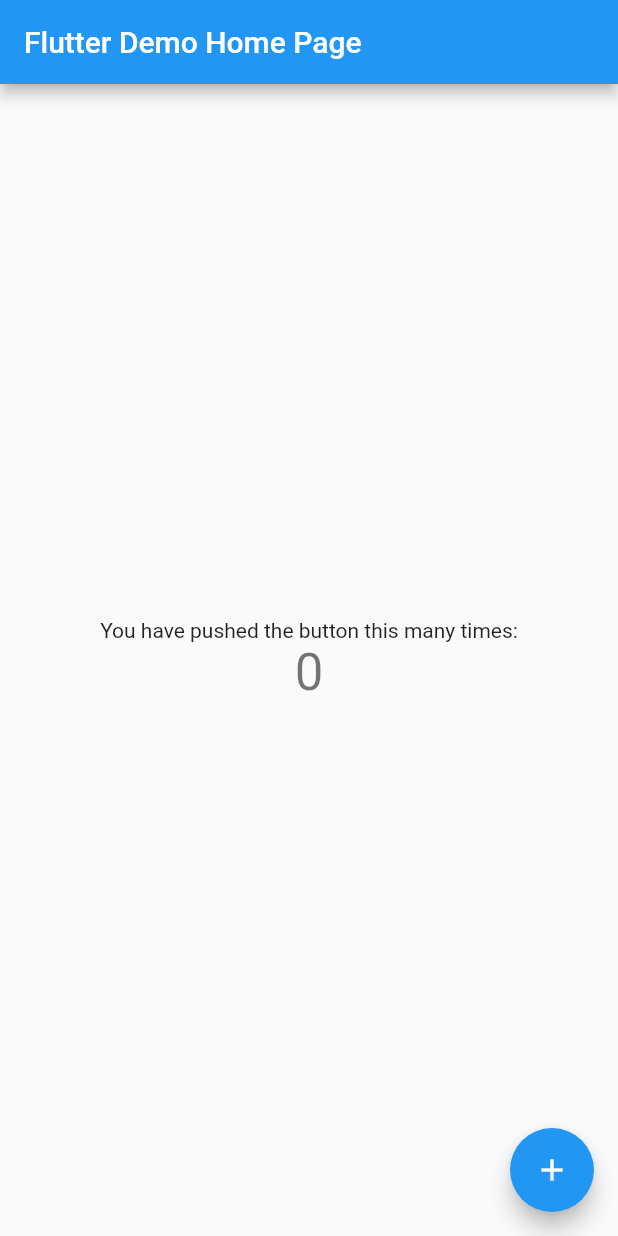
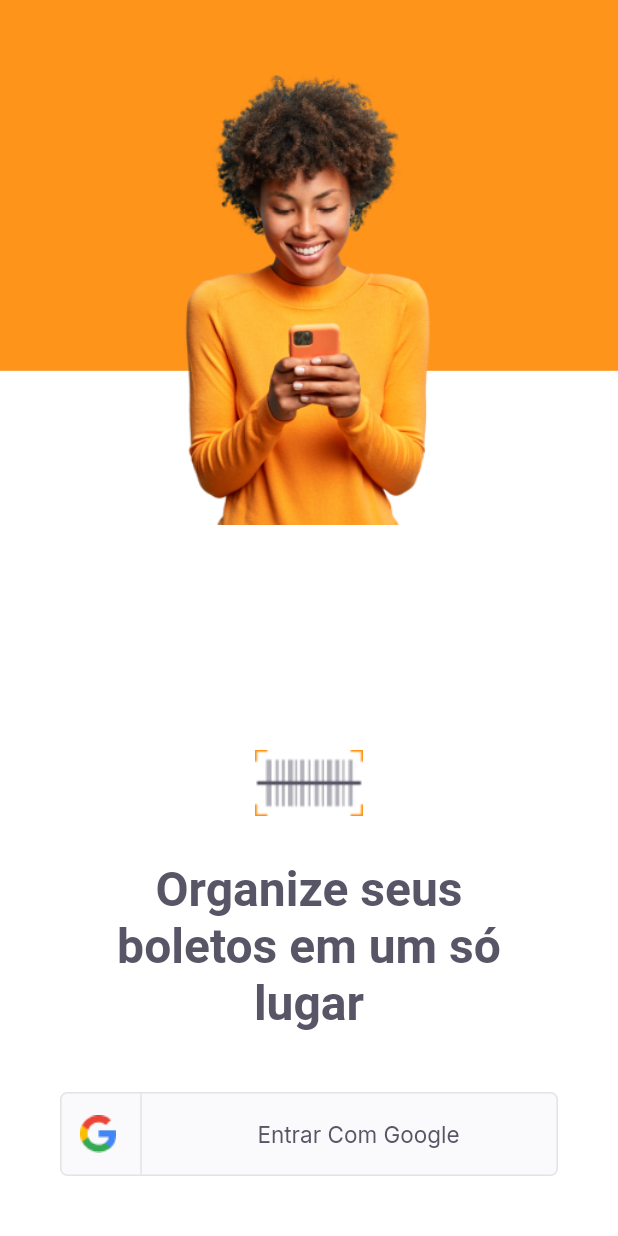
Before and after one commit to miguelhp373/NLWTogether_Trilha_Flutter, a Flutter app: the screen it shows after launch, on a phone screen of 412 x 824 dp. Run offline on Flutter 3.47's test engine with Material 2 defaults, Android fonts, the phone set to English and light mode, and no system bars; our stand-ins replace google_fonts.

Commit message:
Dia 2 - Completo
- Foi criado a splash page
- login page
- tema

```diff
--- a/payflow/lib/main.dart
+++ b/payflow/lib/main.dart
@@ -1,113 +1,22 @@
 import 'package:flutter/material.dart';
+import 'package:payflow/modules/login/login_page.dart';
+import 'package:payflow/modules/splash/splash_page.dart';
+import 'package:payflow/shared/themes/app_colors.dart';
 
 void main() {
-  runApp(MyApp());
+  runApp(AppWidget());
 }
 
-class MyApp extends StatelessWidget {
-  // This widget is the root of your application.
+class AppWidget extends StatelessWidget {
   @override
   Widget build(BuildContext context) {
     return MaterialApp(
-      title: 'Flutter Demo',
+      debugShowCheckedModeBanner: false,
+      title: 'PayFlow',
       theme: ThemeData(
-        // This is the theme of your application.
-        //
-        // Try running your application with "flutter run". You'll see the
-        // application has a blue toolbar. Then, without quitting the app, try
-        // changing the primarySwatch below to Colors.green and then invoke
-        // "hot reload" (press "r" in the console where you ran "flutter run",
-        // or simply save your changes to "hot reload" in a Flutter IDE).
-        // Notice that the counter didn't reset back to zero; the application
-        // is not restarted.
-        primarySwatch: Colors.blue,
+        primaryColor: AppColors.primary,
       ),
-      home: MyHomePage(title: 'Flutter Demo Home Page'),
+      home: LoginPage(),
     );
   }
 }
-
-class MyHomePage extends StatefulWidget {
-  MyHomePage({Key? key, required this.title}) : super(key: key);
-
-  // This widget is the home page of your application. It is stateful, meaning
-  // that it has a State object (defined below) that contains fields that affect
-  // how it looks.
-
-  // This class is the configuration for the state. It holds the values (in this
-  // case the title) provided by the parent (in this case the App widget) and
-  // used by the build method of the State. Fields in a Widget subclass are
-  // always marked "final".
-
-  final String title;
-
-  @override
-  _MyHomePageState createState() => _MyHomePageState();
-}
-
-class _MyHomePageState extends State<MyHomePage> {
-  int _counter = 0;
-
-  void _incrementCounter() {
-    setState(() {
-      // This call to setState tells the Flutter framework that something has
-      // changed in this State, which causes it to rerun the build method below
-      // so that the display can reflect the updated values. If we changed
-      // _counter without calling setState(), then the build method would not be
-      // called again, and so nothing would appear to happen.
-      _counter++;
-    });
-  }
-
-  @override
-  Widget build(BuildContext context) {
-    // This method is rerun every time setState is called, for instance as done
-    // by the _incrementCounter method above.
-    //
-    // The Flutter framework has been optimized to make rerunning build methods
-    // fast, so that you can just rebuild anything that needs updating rather
-    // than having to individually change instances of widgets.
-    return Scaffold(
-      appBar: AppBar(
-        // Here we take the value from the MyHomePage object that was created by
-        // the App.build method, and use it to set our appbar title.
-        title: Text(widget.title),
-      ),
-      body: Center(
-        // Center is a layout widget. It takes a single child and positions it
-        // in the middle of the parent.
-        child: Column(
-          // Column is also a layout widget. It takes a list of children and
-          // arranges them vertically. By default, it sizes itself to fit its
-          // children horizontally, and tries to be as tall as its parent.
-          //
-          // Invoke "debug painting" (press "p" in the console, choose the
-          // "Toggle Debug Paint" action from the Flutter Inspector in Android
-          // Studio, or the "Toggle Debug Paint" command in Visual Studio Code)
-          // to see the wireframe for each widget.
-          //
-          // Column has various properties to control how it sizes itself and
-          // how it positions its children. Here we use mainAxisAlignment to
-          // center the children vertically; the main axis here is the vertical
-          // axis because Columns are vertical (the cross axis would be
-          // horizontal).
-          mainAxisAlignment: MainAxisAlignment.center,
-          children: <Widget>[
-            Text(
-              'You have pushed the button this many times:',
-            ),
-            Text(
-              '$_counter',
-              style: Theme.of(context).textTheme.headline4,
-            ),
-          ],
-        ),
-      ),
-      floatingActionButton: FloatingActionButton(
-        onPressed: _incrementCounter,
-        tooltip: 'Increment',
-        child: Icon(Icons.add),
-      ), // This trailing comma makes auto-formatting nicer for build methods.
-    );
-  }
-}
--- /dev/null
+++ b/payflow/lib/modules/login/login_page.dart
@@ -0,0 +1,72 @@
+import 'package:flutter/material.dart';
+import 'package:payflow/shared/themes/app_colors.dart';
+import 'package:payflow/shared/themes/app_images.dart';
+import 'package:payflow/shared/themes/app_text_styles.dart';
+import 'package:payflow/shared/widgets/social_login/social_login_button.dart';
+
+class LoginPage extends StatefulWidget {
+  const LoginPage({Key? key}) : super(key: key);
+
+  @override
+  _LoginPageState createState() => _LoginPageState();
+}
+
+class _LoginPageState extends State<LoginPage> {
+  @override
+  Widget build(BuildContext context) {
+    final size = MediaQuery.of(context).size;
+    return Scaffold(
+        backgroundColor: AppColors.background,
+        body: Container(
+          width: size.width,
+          height: size.height,
+          child: Stack(
+            children: [
+              Container(
+                width: size.width,
+                height: size.height * 0.30,
+                color: AppColors.primary,
+              ),
+              Positioned(
+                  top: 50,
+                  left: 0,
+                  right: 0,
+                  child: Image.asset(
+                    AppImages.person,
+                    width: 208,
+                    height: 300,
+                  )),
+              Positioned(
+                bottom: 40,
+                left: 0,
+                right: 0,
+                child: Column(
+                  mainAxisAlignment: MainAxisAlignment.center,
+                  crossAxisAlignment: CrossAxisAlignment.center,
+                  children: [
+                    Image.asset(AppImages.logomini),
+                    Padding(
+                      padding:
+                          const EdgeInsets.only(top: 30, left: 70, right: 70),
+                      child: Text(
+                        "Organize seus boletos em um só lugar",
+                        textAlign: TextAlign.center,
+                        style: TextStyles.titleHome,
+                      ),
+                    ),
+                    Padding(
+                        padding:
+                            const EdgeInsets.only(left: 40, right: 40, top: 40),
+                        child: SocialLoginButton(
+                          onTap: () {
+                            print('Clicou');
+                          },
+                        ))
+                  ],
+                ),
+              )
+            ],
+          ),
+        ));
+  }
+}
--- /dev/null
+++ b/payflow/lib/shared/themes/app_colors.dart
@@ -0,0 +1,12 @@
+import 'package:flutter/material.dart';
+
+class AppColors {
+  static final primary = Color(0xFFFF941A);
+  static final grey = Color(0xFF585666);
+  static final delete = Color(0xFFE83F5B);
+  static final heading = Color(0xFF585666);
+  static final body = Color(0xFF706E7A);
+  static final stroke = Color(0xFFE3E3E6);
+  static final shape = Color(0xFFFAFAFC);
+  static final background = Color(0xFFFFFFFF);
+}
--- /dev/null
+++ b/payflow/lib/shared/themes/app_images.dart
@@ -0,0 +1,10 @@
+// ignore: unused_import
+import 'package:flutter/material.dart';
+
+class AppImages {
+  static const logoFull = "assets/images/logofull.png";
+  static const logomini = "assets/images/logomini.png";
+  static const union = "assets/images/union.png";
+  static const person = "assets/images/person.png";
+  static const google = "assets/images/google.png";
+}
--- /dev/null
+++ b/payflow/lib/shared/themes/app_text_styles.dart
@@ -0,0 +1,111 @@
+import 'package:flutter/material.dart';
+import 'package:google_fonts/google_fonts.dart';
+import 'package:payflow/shared/themes/app_colors.dart';
+
+class TextStyles {
+  static final titleHome = GoogleFonts.lexendDeca(
+    fontSize: 32,
+    fontWeight: FontWeight.w600,
+    color: AppColors.heading,
+  );
+  static final titleRegular = GoogleFonts.lexendDeca(
+    fontSize: 20,
+    fontWeight: FontWeight.w400,
+    color: AppColors.heading,
+  );
+  static final titleBoldHeading = GoogleFonts.lexendDeca(
+    fontSize: 20,
+    fontWeight: FontWeight.w600,
+    color: AppColors.heading,
+  );
+  static final titleBoldBackground = GoogleFonts.lexendDeca(
+    fontSize: 20,
+    fontWeight: FontWeight.w600,
+    color: AppColors.background,
+  );
+  static final titleListTile = GoogleFonts.lexendDeca(
+    fontSize: 17,
+    fontWeight: FontWeight.w600,
+    color: AppColors.heading,
+  );
+  static final trailingRegular = GoogleFonts.lexendDeca(
+    fontSize: 16,
+    fontWeight: FontWeight.w400,
+    color: AppColors.heading,
+  );
+  static final trailingBold = GoogleFonts.lexendDeca(
+    fontSize: 16,
+    fontWeight: FontWeight.w600,
+    color: AppColors.heading,
+  );
+  static final buttonPrimary = GoogleFonts.inter(
+    fontSize: 15,
+    fontWeight: FontWeight.w400,
+    color: AppColors.primary,
+  );
+  static final buttonHeading = GoogleFonts.inter(
+    fontSize: 15,
+    fontWeight: FontWeight.w400,
+    color: AppColors.heading,
+  );
+  static final buttonGray = GoogleFonts.inter(
+    fontSize: 15,
+    fontWeight: FontWeight.w400,
+    color: AppColors.grey,
+  );
+  static final buttonBackground = GoogleFonts.inter(
+    fontSize: 15,
+    fontWeight: FontWeight.w400,
+    color: AppColors.background,
+  );
+  static final buttonBoldPrimary = GoogleFonts.inter(
+    fontSize: 15,
+    fontWeight: FontWeight.w700,
+    color: AppColors.primary,
+  );
+  static final buttonBoldHeading = GoogleFonts.inter(
+    fontSize: 15,
+    fontWeight: FontWeight.w700,
+    color: AppColors.heading,
+  );
+  static final buttonBoldGray = GoogleFonts.inter(
+    fontSize: 15,
+    fontWeight: FontWeight.w700,
+    color: AppColors.grey,
+  );
+  static final buttonBoldBackground = GoogleFonts.inter(
+    fontSize: 15,
+    fontWeight: FontWeight.w700,
+    color: AppColors.background,
+  );
+  static final captionBackground = GoogleFonts.lexendDeca(
+    fontSize: 13,
+    fontWeight: FontWeight.w400,
+    color: AppColors.background,
+  );
+  static final captionShape = GoogleFonts.lexendDeca(
+    fontSize: 13,
+    fontWeight: FontWeight.w400,
+    color: AppColors.shape,
+  );
+  static final captionBody = GoogleFonts.lexendDeca(
+    fontSize: 13,
+    fontWeight: FontWeight.w400,
+    color: AppColors.body,
+  );
+  static final captionBoldBackground = GoogleFonts.lexendDeca(
+    fontSize: 13,
+    fontWeight: FontWeight.w600,
+    color: AppColors.background,
+  );
+  static final captionBoldShape = GoogleFonts.lexendDeca(
+    fontSize: 13,
+    fontWeight: FontWeight.w600,
+    color: AppColors.shape,
+  );
+  static final captionBoldBody = GoogleFonts.lexendDeca(
+    fontSize: 13,
+    fontWeight: FontWeight.w600,
+    color: AppColors.body,
+  );
+}
--- /dev/null
+++ b/payflow/lib/shared/widgets/social_login/social_login_button.dart
@@ -0,0 +1,54 @@
+import 'package:flutter/material.dart';
+import 'package:payflow/shared/themes/app_colors.dart';
+import 'package:payflow/shared/themes/app_images.dart';
+import 'package:payflow/shared/themes/app_text_styles.dart';
+
+class SocialLoginButton extends StatelessWidget {
+  final VoidCallback onTap;
+  const SocialLoginButton({Key? key, required this.onTap}) : super(key: key);
+
+  @override
+  Widget build(BuildContext context) {
+    return InkWell(
+      onTap: onTap,
+      child: Container(
+        height: 56,
+        decoration: BoxDecoration(
+            color: AppColors.shape,
+            borderRadius: BorderRadius.circular(5),
+            border: Border.fromBorderSide(BorderSide(color: AppColors.stroke))),
+        child: Row(
+          children: [
+            Expanded(
+                child: Row(
+              mainAxisAlignment: MainAxisAlignment.center,
+              children: [
+                Image.asset(AppImages.google),
+                SizedBox(
+                  width: 16,
+                ),
+                Container(
+                  height: 56,
+                  width: 1,
+                  color: AppColors.stroke,
+                )
+              ],
+            )),
+            Expanded(
+              flex: 4,
+              child: Row(
+                mainAxisAlignment: MainAxisAlignment.center,
+                children: [
+                  Text(
+                    "Entrar Com Google",
+                    style: TextStyles.buttonGray,
+                  ),
+                ],
+              ),
+            ),
+          ],
+        ),
+      ),
+    );
+  }
+}
--- a/payflow/pubspec.yaml
+++ b/payflow/pubspec.yaml
@@ -28,6 +28,7 @@ dependencies:
   # The following adds the Cupertino Icons font to your application.
   # Use with the CupertinoIcons class for iOS style icons.
   cupertino_icons: ^1.0.2
+  google_fonts: ^2.1.0
 
 dev_dependencies:
   flutter_test:
@@ -43,6 +44,11 @@ flutter:
   # included with your application, so that you can use the icons in
   # the material Icons class.
   uses-material-design: true
+
+
+
+  assets:
+    - assets/images/
 
   # To add assets to your application, add an assets section, like this:
   # assets:
```
Also changed, not shown: payflow/lib/modules/home/home_page.dart (added, +14 -0 lines), payflow/lib/modules/splash/splash_page.dart (added, +24 -0 lines), payflow/assets/images/google.png (added), payflow/assets/images/logofull.png (added), payflow/assets/images/logomini.png (added), payflow/assets/images/person.png (added), payflow/assets/images/union.png (added), payflow/pubspec.lock, 22 other files.
